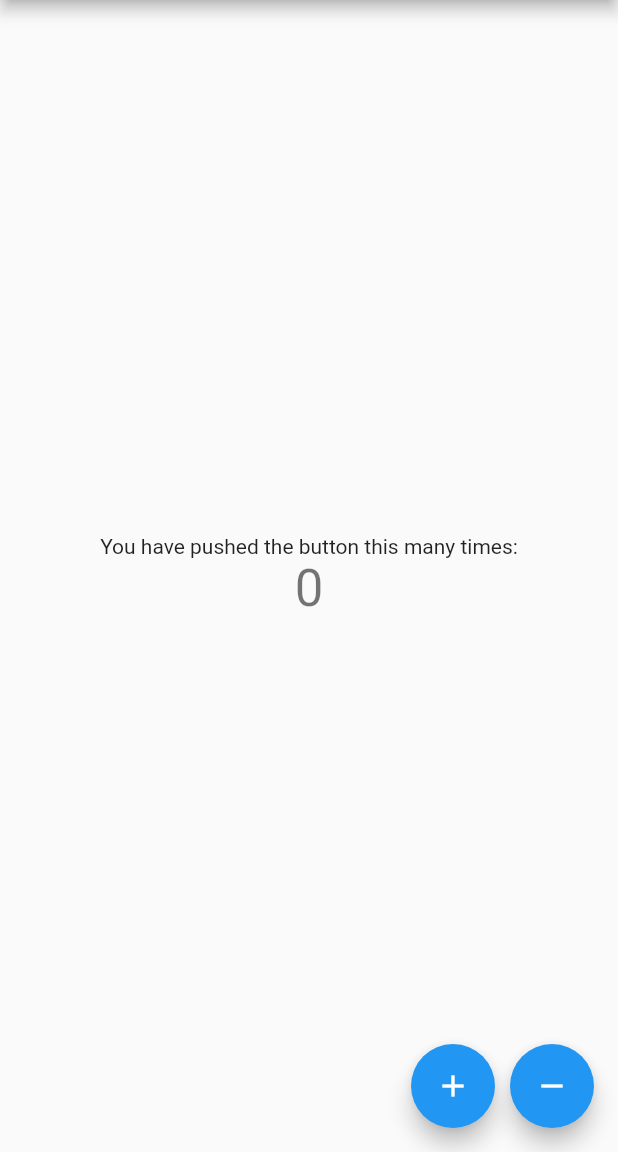
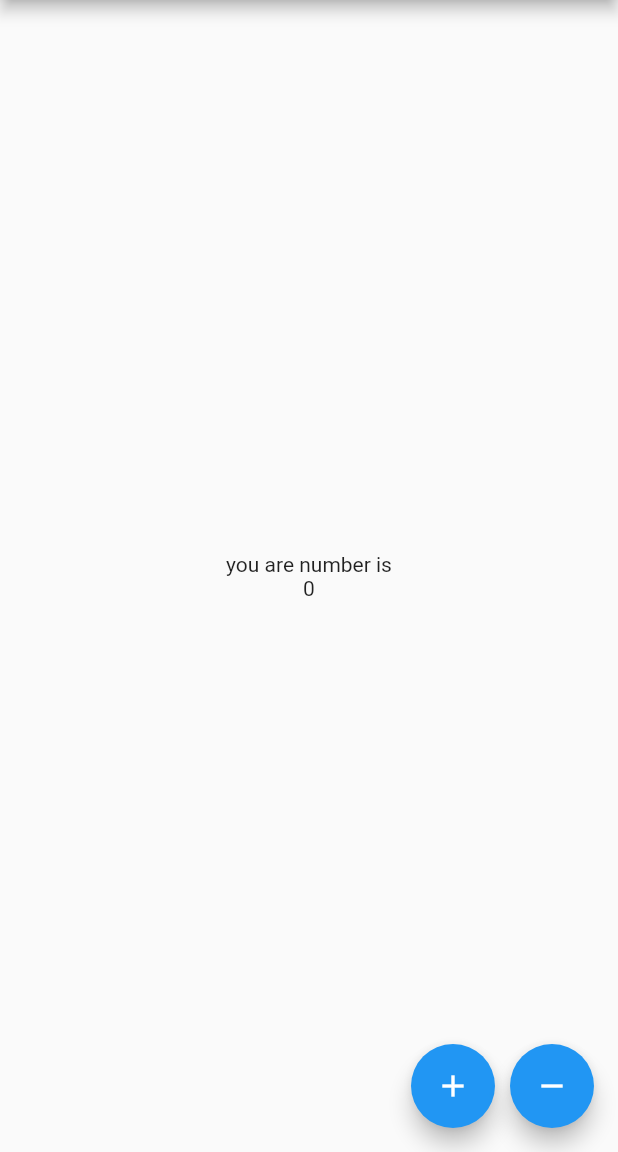
Before and after one commit to OzanOcak/bloc01, a Flutter app: the screen it shows after launch, after a tap on the "add" icon, after a tap on the "remove" icon, on a phone screen of 412 x 824 dp, the part 84-1236 px from its top. Run offline on Flutter 3.47's test engine with Material 2 defaults, Android fonts, the phone set to English and light mode, and no system bars.

```diff
--- /dev/null
+++ b/lib/counter_bloc.dart
@@ -0,0 +1,37 @@
+import 'dart:async';
+import 'package:bloc01/counter_event.dart';
+
+class CounterBloc {
+  int _counter = 0;
+
+  final _counterStateController = StreamController<int>();
+  //create a pointer of an array(initialized for UI)
+
+  StreamSink<int> get _inCounter => _counterStateController.sink;
+  //assign the values of the array
+
+  Stream<int> get counter => _counterStateController.stream;
+  //get the values of the array
+
+  final _counterEventController = StreamController<CounterEvent>();
+  Sink<CounterEvent> get counterEventSink => _counterEventController.sink;
+
+  CounterBloc() {
+    _counterEventController.stream.listen(_mapEventToState);
+  }
+  //event listener is initialized in constructor as a running process in the background
+
+  void _mapEventToState(CounterEvent event) {
+    if (event is IncrementEvent)
+      _counter++;
+    else
+      _counter--;
+
+    _inCounter.add(_counter);
+  }
+
+  void dispose() {
+    _counterEventController.close();
+    _counterStateController.close();
+  }
+}
--- /dev/null
+++ b/lib/counter_event.dart
@@ -0,0 +1,5 @@
+abstract class CounterEvent {}
+
+class IncrementEvent extends CounterEvent {}
+
+class DecrementEvent extends CounterEvent {}
--- a/lib/main.dart
+++ b/lib/main.dart
@@ -1,3 +1,5 @@
+import 'package:bloc01/counter_bloc.dart';
+import 'package:bloc01/counter_event.dart';
 import 'package:flutter/material.dart';
 
 void main() => runApp(MyApp());
@@ -26,19 +28,7 @@ class MyHomePage extends StatefulWidget {
 }
 
 class _MyHomePageState extends State<MyHomePage> {
-  int _counter = 0;
-
-  void _incrementCounter() {
-    setState(() {
-      _counter++;
-    });
-  }
-
-  void _decrementCounter() {
-    setState(() {
-      _counter--;
-    });
-  }
+  final _bloc = CounterBloc();
 
   @override
   Widget build(BuildContext context) {
@@ -47,31 +37,31 @@ class _MyHomePageState extends State<MyHomePage> {
         title: Text(widget.title),
       ),
       body: Center(
-        child: Column(
-          mainAxisAlignment: MainAxisAlignment.center,
-          children: <Widget>[
-            Text(
-              'You have pushed the button this many times:',
-            ),
-            Text(
-              '$_counter',
-              style: Theme.of(context).textTheme.headline4,
-            ),
-          ],
-        ),
+        child: StreamBuilder(
+            stream: _bloc.counter,
+            initialData: 0,
+            builder: (BuildContext context, AsyncSnapshot<int> snapshot) {
+              return Column(
+                mainAxisAlignment: MainAxisAlignment.center,
+                children: <Widget>[
+                  Text('you are number is'),
+                  Text('${snapshot.data}'),
+                ],
+              );
+            }),
       ),
       floatingActionButton: Row(
           mainAxisAlignment: MainAxisAlignment.end,
           crossAxisAlignment: CrossAxisAlignment.end,
           children: <Widget>[
             FloatingActionButton(
-              onPressed: _incrementCounter,
+              onPressed: () => _bloc.counterEventSink.add(IncrementEvent()),
               tooltip: 'Increment',
               child: Icon(Icons.add),
             ),
             SizedBox(width: 10.0),
             FloatingActionButton(
-              onPressed: _decrementCounter,
+              onPressed: () => _bloc.counterEventSink.add(DecrementEvent()),
               tooltip: 'Decrement',
               child: Icon(Icons.remove),
             )
```
